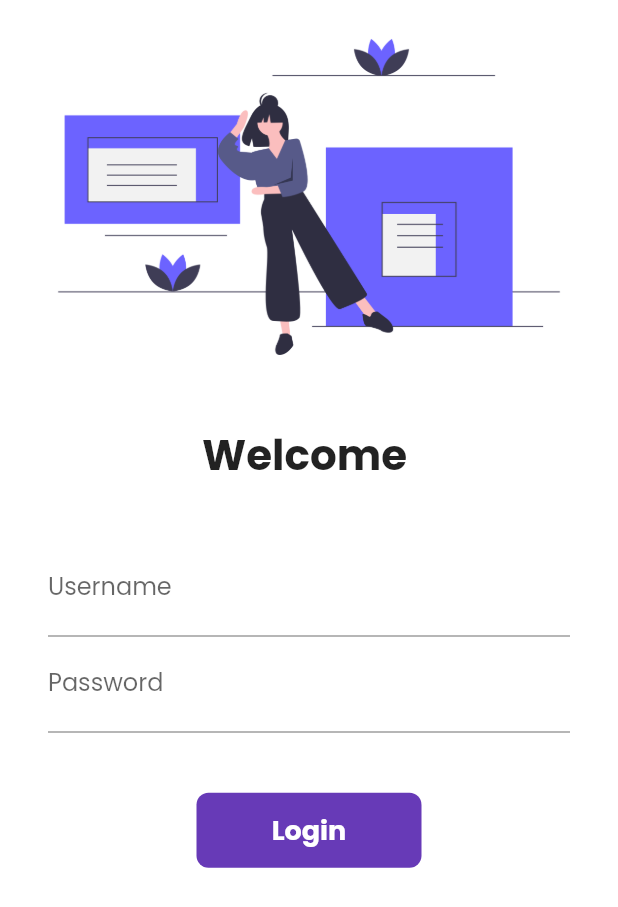
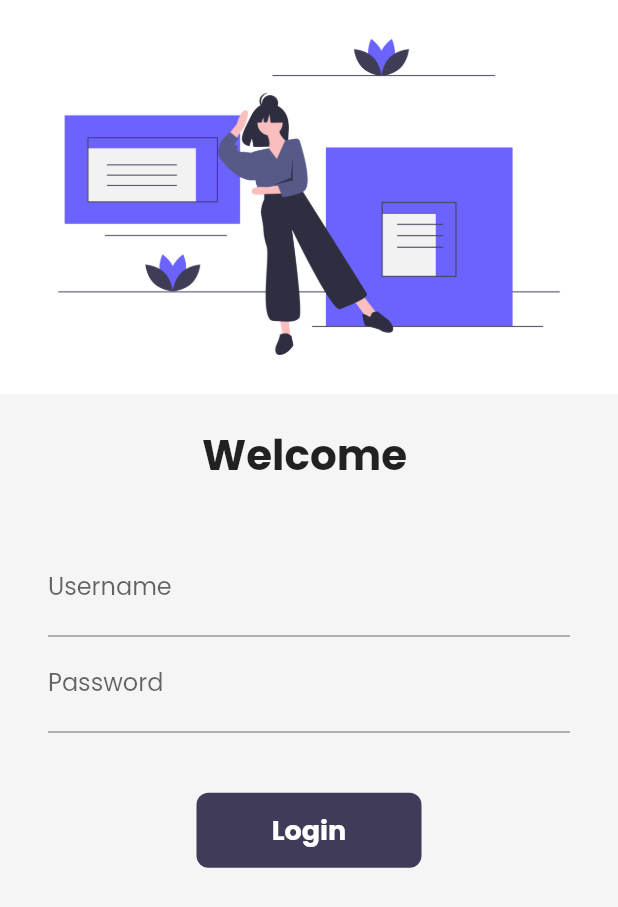
Before and after one commit to chaitali-1805/30DaysOfFlutter, a Flutter app: the LoginPage screen opened by its route, on a phone screen of 412 x 824 dp. Shown: the top 907 px of the screen. Run offline on Flutter 3.47's test engine with Material 2 defaults, Android fonts, the phone set to English and light mode, and no system bars; our stand-ins replace google_fonts, velocity_x; network calls fail.

Commit message:
Day-20 Dark Theme completed

```diff
--- a/lib/main.dart
+++ b/lib/main.dart
@@ -14,7 +14,7 @@ class MyApp extends StatelessWidget {
   Widget build(BuildContext context) {
     return MaterialApp(
       // home: HomePage(),
-      themeMode: ThemeMode.light,
+      themeMode: ThemeMode.system,
       theme: MyTheme.lightTheme(context),
       darkTheme: MyTheme.darkTheme(context),
       debugShowCheckedModeBanner: false,
--- a/lib/pages/home_page.dart
+++ b/lib/pages/home_page.dart
@@ -40,11 +40,11 @@ class _HomePageState extends State<HomePage> {
   @override
   Widget build(BuildContext context) {
     return Scaffold(
-        backgroundColor: MyTheme.creamColor,
+        backgroundColor: context.cardColor,
         floatingActionButton: FloatingActionButton(
           onPressed: () => Navigator.pushNamed(context, MyRoutes.cartRoute),
-          backgroundColor: MyTheme.darkBluishColor,
-          child: Icon(CupertinoIcons.cart),
+          backgroundColor: context.theme.buttonColor,
+          child: Icon(CupertinoIcons.cart, color:Colors.white),
         ),
         body: SafeArea(
           child: Container(
--- a/lib/pages/login_page.dart
+++ b/lib/pages/login_page.dart
@@ -1,5 +1,6 @@
 import "package:flutter/material.dart";
 import 'package:flutter_catlog/utils/routes.dart';
+import 'package:velocity_x/velocity_x.dart';
 
 class LoginPage extends StatefulWidget {
   @override
@@ -27,7 +28,8 @@ class _LoginPageState extends State<LoginPage> {
   @override
   Widget build(BuildContext context) {
     return Material(
-        color: Colors.white,
+        color: context.canvasColor,
+
         child: SingleChildScrollView(
           child: Form(
             key: _formKey,
@@ -92,7 +94,7 @@ class _LoginPageState extends State<LoginPage> {
                       ),
 
                       Material(
-                        color: Colors.deepPurple,
+                        color: context.theme.buttonColor,
                         borderRadius:
                             BorderRadius.circular(changeButton ? 50 : 8),
                         child: InkWell(
--- a/lib/widgets/home_widgets/catalog_header.dart
+++ b/lib/widgets/home_widgets/catalog_header.dart
@@ -8,7 +8,7 @@ class CatalogHeader extends StatelessWidget {
     return Column(
       crossAxisAlignment: CrossAxisAlignment.start,
       children: [
-        "Catalog App".text.xl5.bold.color(MyTheme.darkBluishColor).make(),
+        "Catalog App".text.xl5.bold.color(context.theme.accentColor).make(),
         "Trending products".text.xl2.make(),
       ],
     );
--- a/lib/widgets/home_widgets/catalog_image.dart
+++ b/lib/widgets/home_widgets/catalog_image.dart
@@ -9,6 +9,6 @@ class CatalogImage extends StatelessWidget {
   Widget build(BuildContext context) {
     return Image.network(
       image,
-    ).box.rounded.p8.color(MyTheme.creamColor).make().p16().w40(context);
+    ).box.rounded.p8.color(context.canvasColor).make().p16().w40(context);
   }
 }
--- a/lib/widgets/home_widgets/catalog_list.dart
+++ b/lib/widgets/home_widgets/catalog_list.dart
@@ -50,7 +50,7 @@ class CatalogItem extends StatelessWidget {
             crossAxisAlignment: CrossAxisAlignment.start,
             mainAxisAlignment: MainAxisAlignment.center,
             children: [
-              catalog.name.text.lg.color(MyTheme.darkBluishColor).bold.make(),
+              catalog.name.text.lg.color(context.accentColor).bold.make(),
               catalog.desc.text.textStyle(context.captionStyle).make(),
               10.heightBox,
               ButtonBar(
@@ -62,7 +62,7 @@ class CatalogItem extends StatelessWidget {
                     onPressed: () {},
                     style: ButtonStyle(
                         backgroundColor: MaterialStateProperty.all(
-                          MyTheme.darkBluishColor,
+                          context.theme.buttonColor,
                         ),
                         shape: MaterialStateProperty.all(
                           StadiumBorder(),
@@ -75,6 +75,6 @@ class CatalogItem extends StatelessWidget {
           ))
         ],
       ),
-    ).white.rounded.square(150).make().py16();
+    ).color(context.cardColor).rounded.square(150).make().py16();
   }
 }
--- a/lib/widgets/themes.dart
+++ b/lib/widgets/themes.dart
@@ -1,10 +1,15 @@
 import 'package:flutter/material.dart';
 import 'package:google_fonts/google_fonts.dart';
+import 'package:velocity_x/velocity_x.dart';
 
 class MyTheme {
   static ThemeData lightTheme(BuildContext context) => ThemeData(
       primarySwatch: Colors.deepPurple,
       fontFamily: GoogleFonts.poppins().fontFamily,
+      cardColor: Colors.white,
+      canvasColor: creamColor,
+      buttonColor: darkBluishColor,
+      accentColor: darkBluishColor,
       appBarTheme: AppBarTheme(
         color: Colors.white,
         elevation: 0.0,
@@ -15,11 +20,26 @@ class MyTheme {
       );
 
   static ThemeData darkTheme(BuildContext context) => ThemeData(
-        brightness: Brightness.dark,
-        // primaryTextTheme: GoogleFonts.latoTextTheme()
+      brightness: Brightness.dark,
+      fontFamily: GoogleFonts.poppins().fontFamily,
+      cardColor: Colors.black,
+      canvasColor: darkCreamColor,
+      buttonColor: lightBluishColor,
+      accentColor: Colors.white,
+      appBarTheme: AppBarTheme(
+        color: Colors.white,
+        elevation: 0.0,
+        iconTheme: IconThemeData(color: Colors.black),
+        textTheme: Theme.of(context).textTheme,
+      )
+
+      // brightness: Brightness.dark,
+      // primaryTextTheme: GoogleFonts.latoTextTheme()
       );
 
   // Colors
   static Color creamColor = Color(0xfff5f5f5);
+  static Color darkCreamColor = Vx.gray900;
   static Color darkBluishColor = Color(0xff403b58);
+  static Color lightBluishColor = Vx.indigo500;
 }
```
Also changed, not shown: lib/pages/home_detail_page.dart (+5 -5 lines).
